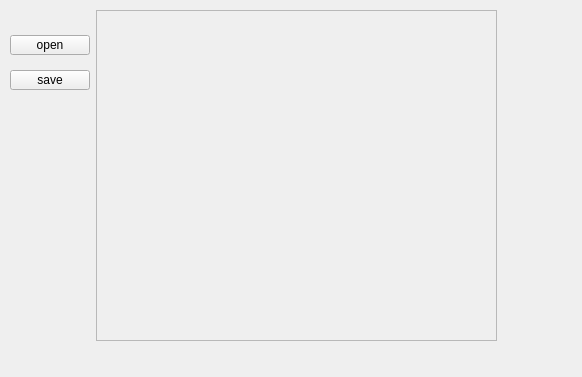
h005/picCluster, file mainwindow.ui: the form before one commit.
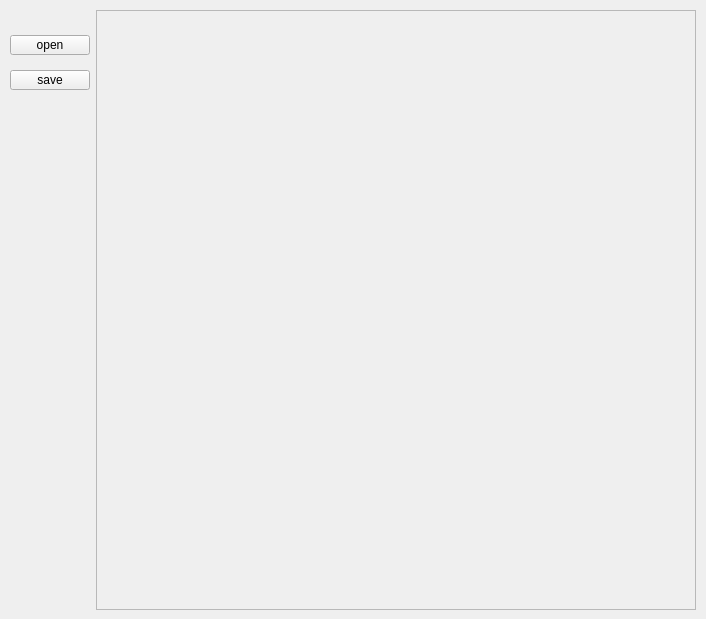
The form after the commit.

Patch:
```diff
--- a/mainwindow.ui
+++ b/mainwindow.ui
@@ -6,8 +6,8 @@
    <rect>
     <x>0</x>
     <y>0</y>
-    <width>582</width>
-    <height>377</height>
+    <width>706</width>
+    <height>619</height>
    </rect>
   </property>
   <property name="windowTitle">
@@ -19,8 +19,8 @@
      <rect>
       <x>96</x>
       <y>10</y>
-      <width>401</width>
-      <height>331</height>
+      <width>600</width>
+      <height>600</height>
      </rect>
     </property>
     <property name="widgetResizable">
@@ -31,8 +31,8 @@
       <rect>
        <x>0</x>
        <y>0</y>
-       <width>399</width>
-       <height>329</height>
+       <width>598</width>
+       <height>598</height>
       </rect>
      </property>
     </widget>
```
